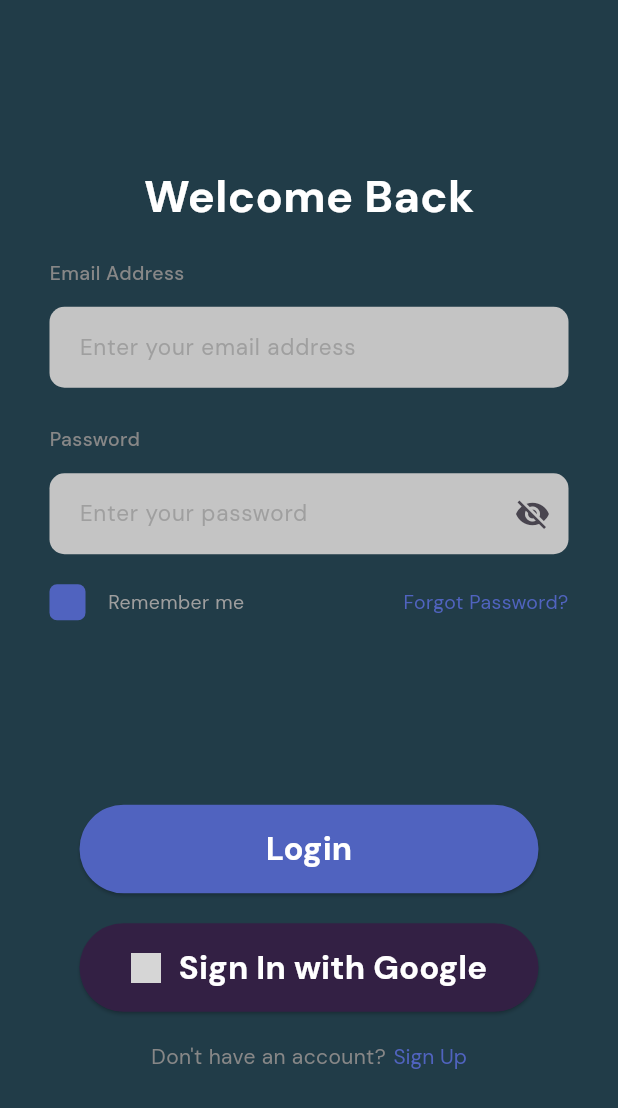
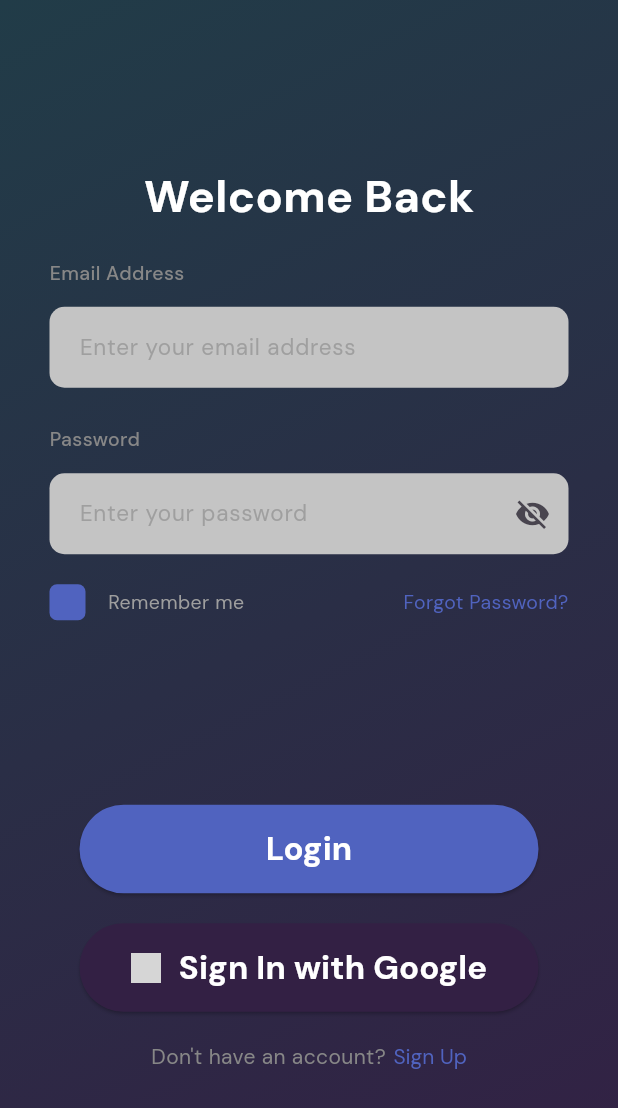
Before and after one commit to Maisho20/Dompet-digital, a Flutter app: the screen it shows after launch, after a tap on "Go to Login Page", on a phone screen of 412 x 824 dp. Shown: the top 1108 px of the screen. Run offline on Flutter 3.47's test engine with Material 3 defaults, Android fonts, the phone set to English and light mode, and no system bars; our stand-ins replace google_fonts; network calls fail; grey boxes are pictures that could not be loaded.

Commit message:
Update login page color

```diff
--- a/lib/pages/login.dart
+++ b/lib/pages/login.dart
@@ -27,8 +27,14 @@ class _LoginPageState extends State<LoginPage> {
       //   ),
       // ),
       extendBodyBehindAppBar: true,
-      backgroundColor: Color(0xFF213C48),
-      body: Center(
+      body: Container(
+        decoration: BoxDecoration(
+            gradient: LinearGradient(
+          begin: Alignment.topLeft,
+          end: Alignment.bottomRight,
+          colors: <Color>[Color(0xFF213C48), Color(0xFF332044)],
+        )),
+        child: Center(
           child: Container(
             margin: EdgeInsets.symmetric(horizontal: 33),
             child: Column(
@@ -72,8 +78,8 @@ class _LoginPageState extends State<LoginPage> {
                             fontSize: 15,
                             color: thirdColor.withOpacity(0.6),
                           ),
-                        contentPadding:
-                            EdgeInsets.symmetric(horizontal: 20, vertical: 15),
+                          contentPadding: EdgeInsets.symmetric(
+                              horizontal: 20, vertical: 15),
                         ),
                       ),
                     ),
@@ -237,6 +243,7 @@ class _LoginPageState extends State<LoginPage> {
             ),
           ),
         ),
+      ),
     );
   }
 }
```
Lines whose indentation alone changed are shown as unchanged.
